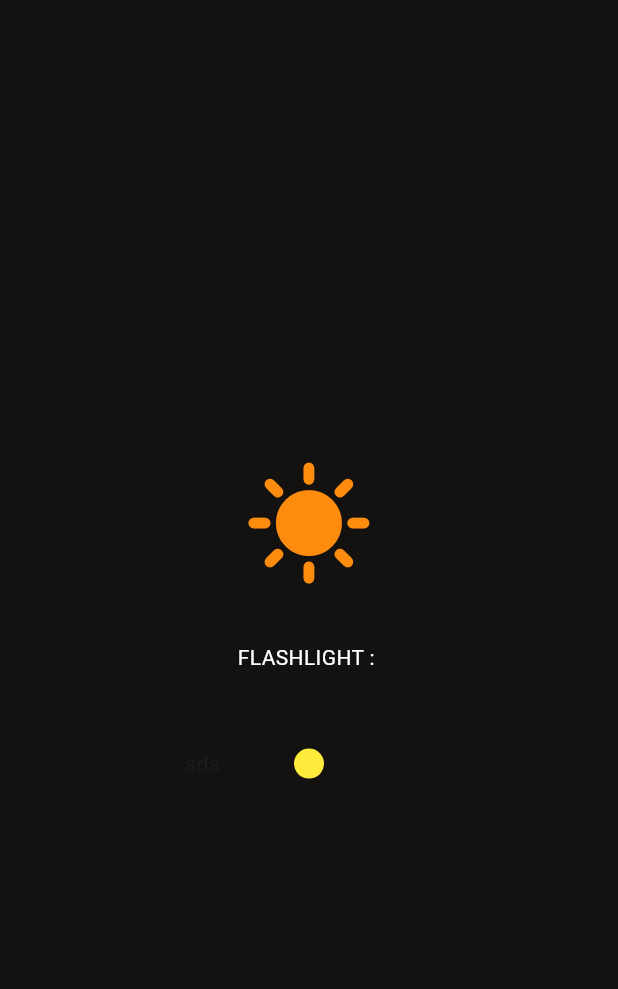
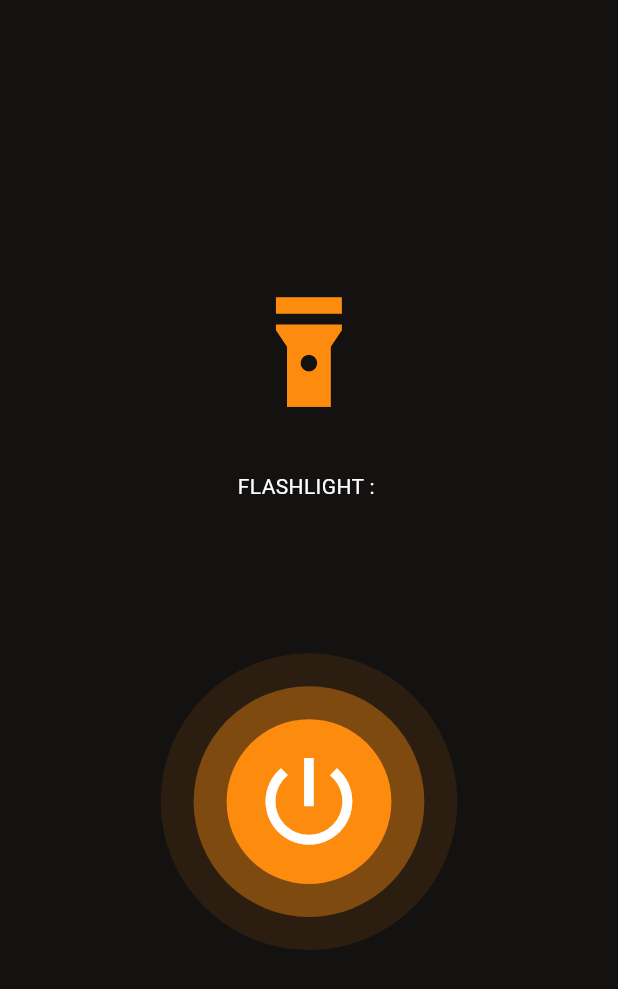
Before and after one commit to roypa123/flashlight, a Flutter app: the screen it shows after launch, on a phone screen of 412 x 824 dp. Shown: the top 989 px of the screen. Run offline on Flutter 3.47's test engine with Material 3 defaults, Android fonts, the phone set to English and light mode, and no system bars; our stand-ins replace equatable, flutter_bloc, flutter_screenutil, get_it.

Commit message:
fix: ui implemented

```diff
--- a/lib/core/common/views/empty_screen.dart
+++ b/lib/core/common/views/empty_screen.dart
@@ -7,7 +7,7 @@ class EmptyScreen extends StatelessWidget {
 
   @override
   Widget build(BuildContext context) {
-    return Scaffold(
+    return const Scaffold(
       backgroundColor: AppColors.primaryColor,
       body: Center(
         child: Text(
--- a/lib/features/main/presentation/view/main_screen.dart
+++ b/lib/features/main/presentation/view/main_screen.dart
@@ -1,4 +1,4 @@
-import 'package:flashlight/flash_light_app.dart';
+
 import 'package:flutter/material.dart';
 import 'package:flutter_screenutil/flutter_screenutil.dart';
 
@@ -20,7 +20,7 @@ class MainScreen extends StatelessWidget {
           crossAxisAlignment: CrossAxisAlignment.center,
           children: [
             Icon(
-              Icons.sunny,
+              Icons.flashlight_on,
               color: AppColors.ffd8b0e,
               size: 80.w,
             ),
@@ -31,17 +31,37 @@ class MainScreen extends StatelessWidget {
                 color: Colors.white,
               ),
             ),
-            50.verticalSpace,
+            100.verticalSpace,
             GestureDetector(
               onTap: () {},
               child: Stack(
+                alignment: Alignment.center,
                 children: [
                   Container(
-                    width: 150.w,
+                    width: 180.w,
+                    height: 180.w,
+                    decoration: BoxDecoration(
+                        color: AppColors.ffd8b0e.withOpacity(0.1),
+                        shape: BoxShape.circle),
+                  ),
+                  Container(
+                    width: 140.w,
+                    height: 140.w,
+                    decoration: BoxDecoration(
+                        color: AppColors.ffd8b0e.withOpacity(0.4),
+                        shape: BoxShape.circle),
+                  ),
+                  Container(
+                    width: 100.w,
+                    height: 100.w,
                     decoration: const BoxDecoration(
-                        color: Colors.yellow, shape: BoxShape.circle),
-                    child: Text("sds"),
-                  )
+                        color: AppColors.ffd8b0e, shape: BoxShape.circle),
+                    child: Icon(
+                      Icons.power_settings_new,
+                      size: 70.w,
+                      color: AppColors.white,
+                    ),
+                  ),
                 ],
               ),
             ),
--- a/lib/features/splash/presentation/view/splash_screen.dart
+++ b/lib/features/splash/presentation/view/splash_screen.dart
@@ -32,25 +32,18 @@ class SplashScreen extends StatelessWidget {
             crossAxisAlignment: CrossAxisAlignment.center,
             children: [
               Icon(
-                Icons.bolt_rounded,
+                Icons.flashlight_on,
                 size: 70.w,
                 color: AppColors.ffd8b0e,
               ),
               25.verticalSpace,
-               Text(
+              Text(
                 Strings.flashLight,
                 style: TextStyle(
                     fontSize: 24.sp,
                     fontWeight: FontWeight.bold,
                     color: AppColors.ffd8b0e),
               ),
-              40.verticalSpace,
-              Stack(
-                children: [
-                  Container()
-                ],
-
-              )
             ],
           ),
         ),
```
Also changed, not shown: 1 other file.
